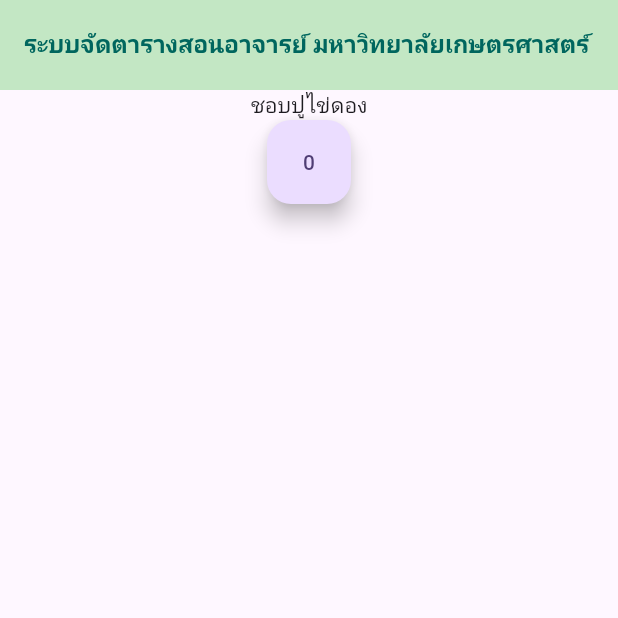
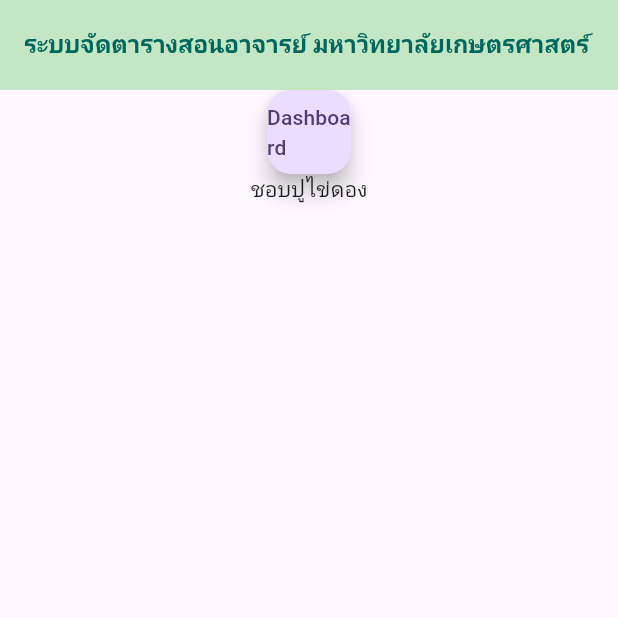
Before and after one commit to itnisa-a/flutter_wowcha, a Flutter app: the screen it shows after launch, on a phone screen of 412 x 824 dp, the top half of it. Run offline on Flutter 3.47's test engine with Material 2 defaults, Android fonts, the phone set to English and light mode, and no system bars; our stand-ins replace sidebarx, unicons.

Commit message:
ManagerRout

```diff
--- a/project/lib/Modules/ManagerPage/ManagerImportPage.dart
+++ b/project/lib/Modules/ManagerPage/ManagerImportPage.dart
@@ -1,12 +1,18 @@
 import 'package:flutter/material.dart';
+import 'package:ku_t/Modules/ManagerPage/ManagerDashboard.dart';
 
-class ManagerImportPage extends StatelessWidget {
+class ManagerImportPage extends StatefulWidget {
   const ManagerImportPage({super.key});
 
   @override
+  State<ManagerImportPage> createState() => _ManagerImportPageState();
+}
+
+class _ManagerImportPageState extends State<ManagerImportPage> {
+  @override
   Widget build(BuildContext context) {
     return Center(
-      child: Text("ชอบปูไข่ดอง"),
+      child: const Text("ชอบปูไข่ดอง"),
     );
   }
 }
--- a/project/lib/Modules/ManagerPage/ManagerPageRoute.dart
+++ b/project/lib/Modules/ManagerPage/ManagerPageRoute.dart
@@ -1,7 +1,10 @@
+// ignore_for_file: curly_braces_in_flow_control_structures
+
 import 'package:flutter/material.dart';
 import 'package:ku_t/Modules/Componemt/TabAppBar.dart';
 import 'package:ku_t/Modules/ManagerPage/ManagerDashboard.dart';
 import 'package:ku_t/Modules/ManagerPage/ManagerImportPage.dart';
+import 'package:ku_t/Modules/ManagerPage/Test.dart';
 
 class ManagerPageRoute extends StatefulWidget {
   const ManagerPageRoute({super.key});
@@ -15,28 +18,63 @@ class _MyWidgetState extends State<ManagerPageRoute> {
   @override
   Widget build(BuildContext context) {
     if (state == 0) {
-      return _Page(() => const ManagerImportPage(), 1);
+      return _PageImport(() => const ManagerImportPage());
     } else if (state == 1) {
-      return _Page(() => const MyWidget(), 0);
+      return _Page(() => const MyWidget());
+    } else if (state == 2) {
+      return _Page(() => const Test());
     } else
-      return _Page(() => const MyWidget(), 0);
+      return _Page(() => const MyWidget());
   }
 
-  Scaffold _Page(Widget function(), int page) {
+  Scaffold _Page(Widget function()) {
     return Scaffold(
       appBar: TabAppBar(),
       body: Column(
         children: [
+          Row(
+            children: [
+              FloatingActionButton(
+                onPressed: (() {
+                  setState(() {
+                    state = 0;
+                    print(state);
+                  });
+                }),
+                child: Text("Importing"),
+              ),
+              FloatingActionButton(
+                onPressed: (() {
+                  setState(() {
+                    state = 2;
+                    print(state);
+                  });
+                }),
+                child: Text("Test"),
+              ),
+            ],
+          ),
           function(),
+        ],
+      ),
+    );
+  }
+
+  Scaffold _PageImport(Widget function()) {
+    return Scaffold(
+      appBar: TabAppBar(),
+      body: Column(
+        children: [
           FloatingActionButton(
             onPressed: (() {
               setState(() {
-                state = page;
+                state = 1;
                 print(state);
               });
             }),
-            child: Text(state.toString()),
-          )
+            child: Text("Dashboard"),
+          ),
+          function(),
         ],
       ),
     );
--- a/project/lib/Modules/Router/Router.dart
+++ b/project/lib/Modules/Router/Router.dart
@@ -1,5 +1,6 @@
 import 'package:flutter/material.dart';
 import 'package:ku_t/Modules/Componemt/SideAppBar.dart';
+import 'package:ku_t/Modules/ManagerPage/ManagerImportPage.dart';
 import 'package:ku_t/Modules/ManagerPage/ManagerPageRoute.dart';
 import 'package:sidebarx/sidebarx.dart';
 
```
Also changed, not shown: project/lib/Modules/ManagerPage/Test.dart (added, +17 -0 lines).
